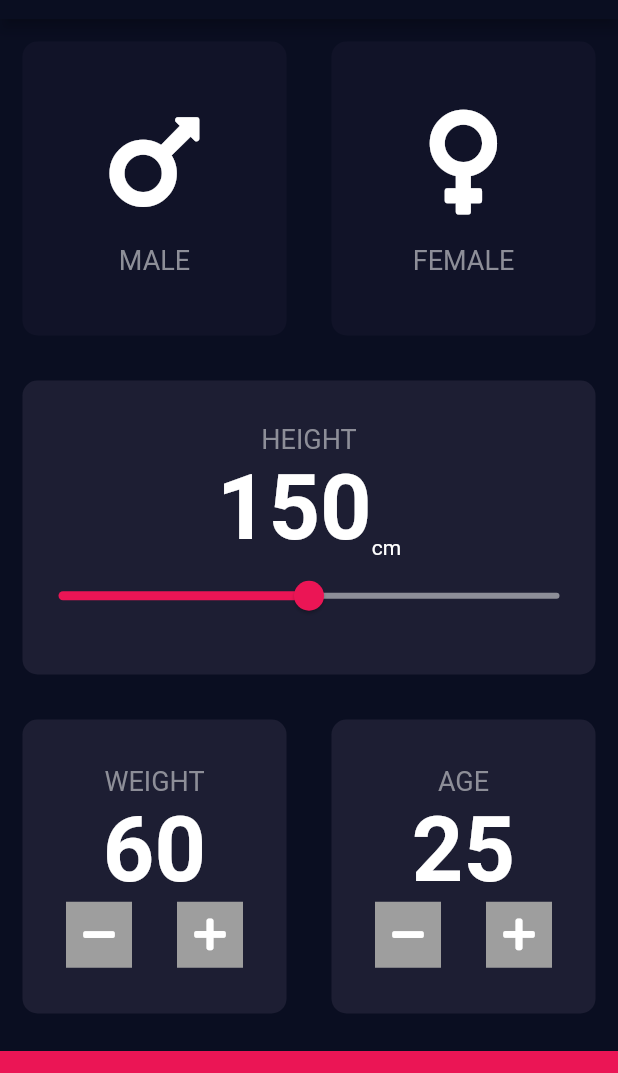
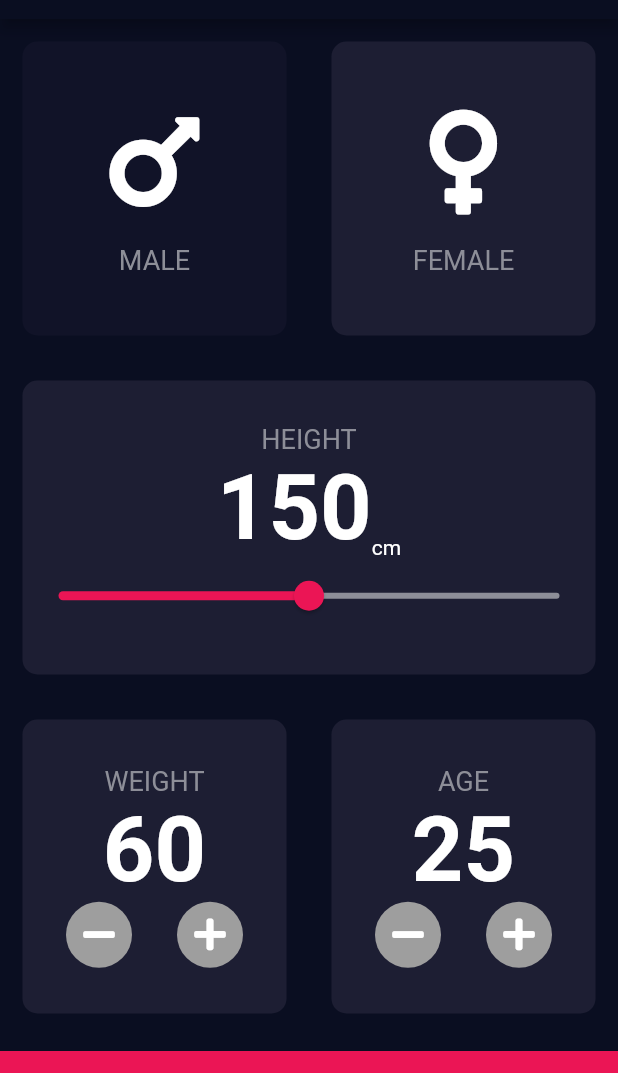
Before and after one commit to BashirYesufu/BMI-Calculator, a Flutter app: the screen it shows after launch, after a tap on "FEMALE", on a phone screen of 412 x 824 dp, the part 65-1138 px from its top. Run offline on Flutter 3.47's test engine with Material 2 defaults, Android fonts, the phone set to English and light mode, and no system bars; our stand-ins replace font_awesome_flutter.

Commit message:
Modified the weight and age card to have circular buttons

```diff
--- a/bmi_app/lib/description_content.dart
+++ b/bmi_app/lib/description_content.dart
@@ -6,8 +6,9 @@ class DescriptionContent extends StatelessWidget {
 
   final String text;
   final String number;
+  final Decoration? decor = ShapeDecoration(shape: CircleBorder(), color: Colors.grey,);
 
-  const DescriptionContent({Key? key, required this.text, required this.number}) : super(key: key);
+  DescriptionContent({Key? key, required this.text, required this.number}) : super(key: key);
 
   @override
   Widget build(BuildContext context) {
@@ -20,13 +21,16 @@ class DescriptionContent extends StatelessWidget {
           mainAxisAlignment: MainAxisAlignment.center,
           children: [
             Container(
-              color: Colors.grey,
+              decoration: decor,
               padding: EdgeInsets.all(10.0),
               child: Icon(FontAwesomeIcons.minus),
             ),
             SizedBox(width: 30.0,),
             Container(
-              color: Colors.grey,
+              decoration: ShapeDecoration(
+                shape: CircleBorder(),
+                color: Colors.grey,
+              ),
               padding: EdgeInsets.all(10.0),
               child: Icon(FontAwesomeIcons.plus),
             ),
--- a/bmi_app/lib/input_page.dart
+++ b/bmi_app/lib/input_page.dart
@@ -52,7 +52,9 @@ class _InputPageState extends State<InputPage> {
                   Expanded(
                     child: ReusableCard(
                       onPress: () {
-                        selectedGender = Gender.female;
+                        setState(() {
+                          selectedGender = Gender.female;
+                        });
                       },
                       colour: selectedGender == Gender.female ? activeCardColor : inactiveCardColor,
                       cardChild: IconContent(icon: FontAwesomeIcons.venus, text: 'FEMALE',),
```
